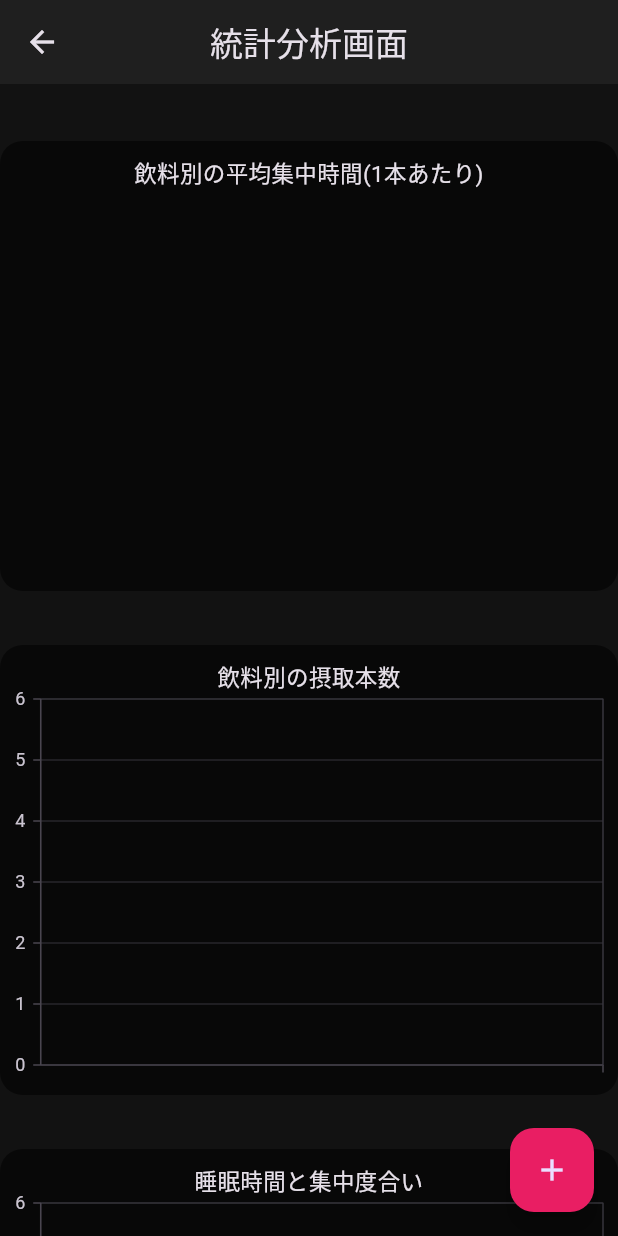
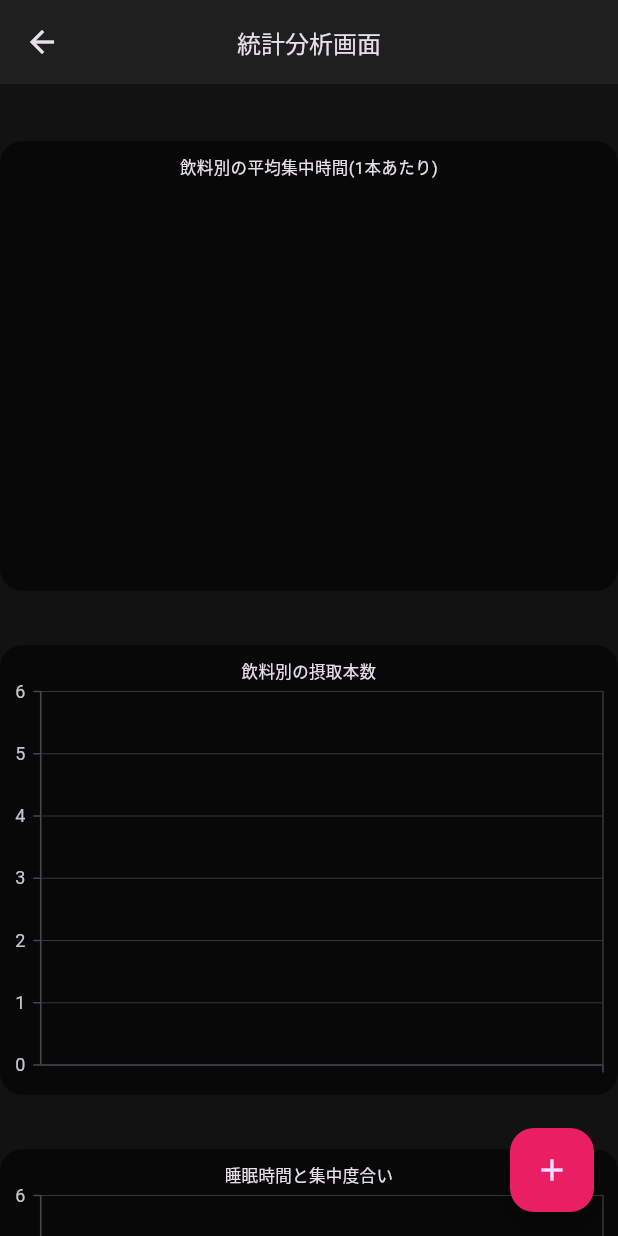
Before and after one commit to jphacks/os_2406, a Flutter app: the DashboardScreen screen opened directly with empty values, on a phone screen of 412 x 824 dp. Run offline on Flutter 3.47's test engine with Material 3 defaults, Android fonts, the phone set to English and light mode, and no system bars; our stand-ins replace syncfusion_flutter_charts; network calls fail.

Commit message:
to improve visibility

```diff
--- a/flutter_application/lib/main.dart
+++ b/flutter_application/lib/main.dart
@@ -102,7 +102,10 @@ class DashboardScreen extends StatelessWidget {
     return Scaffold(
       backgroundColor: const Color(0xFF121212),
       appBar: AppBar(
-        title: const Text('統計分析画面'),
+         title: const Text(
+           '統計分析画面',
+           style: TextStyle(fontSize: 16), // フォントサイズを指定
+         ),
         centerTitle: true,
         backgroundColor: const Color(0xFF1F1F1F),
       ),
@@ -138,7 +141,9 @@ class DashboardScreen extends StatelessWidget {
         color: Colors.black54,
       ),
       child: SfCircularChart(
-        title: ChartTitle(text: '飲料別の平均集中時間(1本あたり)'),
+        title: ChartTitle(text: '飲料別の平均集中時間(1本あたり)',
+          textStyle: TextStyle(fontSize: 11)
+        ), // タイトルのフォントサイズを変更),
         legend: Legend(isVisible: true),
         series: <CircularSeries>[
           PieSeries<DrinkData, String>(
@@ -161,7 +166,9 @@ class DashboardScreen extends StatelessWidget {
         color: Colors.black54,
       ),
       child: SfCartesianChart(
-        title: ChartTitle(text: '飲料別の摂取本数'),
+        title: ChartTitle(text: '飲料別の摂取本数',
+          textStyle: TextStyle(fontSize: 11)
+        ), // タイトルのフォントサイズを変更),
         primaryXAxis: CategoryAxis(),
         primaryYAxis: NumericAxis(),
         series: <CartesianSeries>[
@@ -188,7 +195,10 @@ class DashboardScreen extends StatelessWidget {
         color: Colors.black54,
       ),
       child: SfCartesianChart(
-        title: ChartTitle(text: '睡眠時間と集中度合い'),
+        title: ChartTitle(
+          text: '睡眠時間と集中度合い',
+          textStyle: TextStyle(fontSize: 11), // タイトルのフォントサイズを変更
+        ),
         primaryXAxis: CategoryAxis(),
         primaryYAxis: NumericAxis(),
         series: <CartesianSeries>[
```
Also changed, not shown: flutter_application/lib/src/input_eveluate.dart (line endings or trailing spaces).
